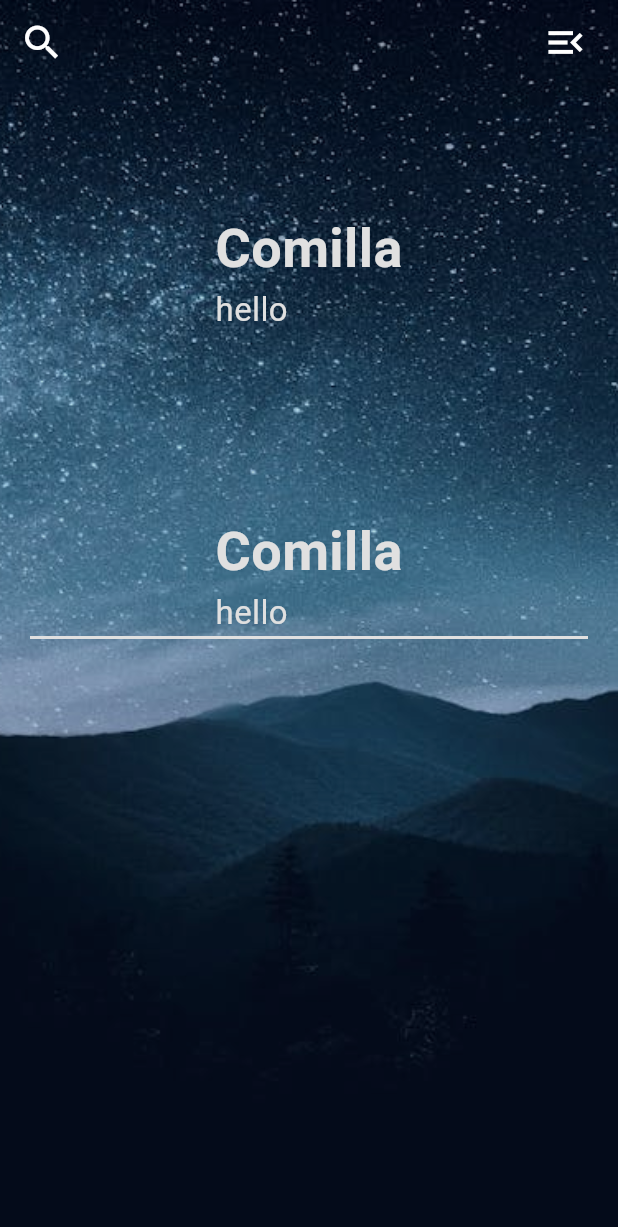
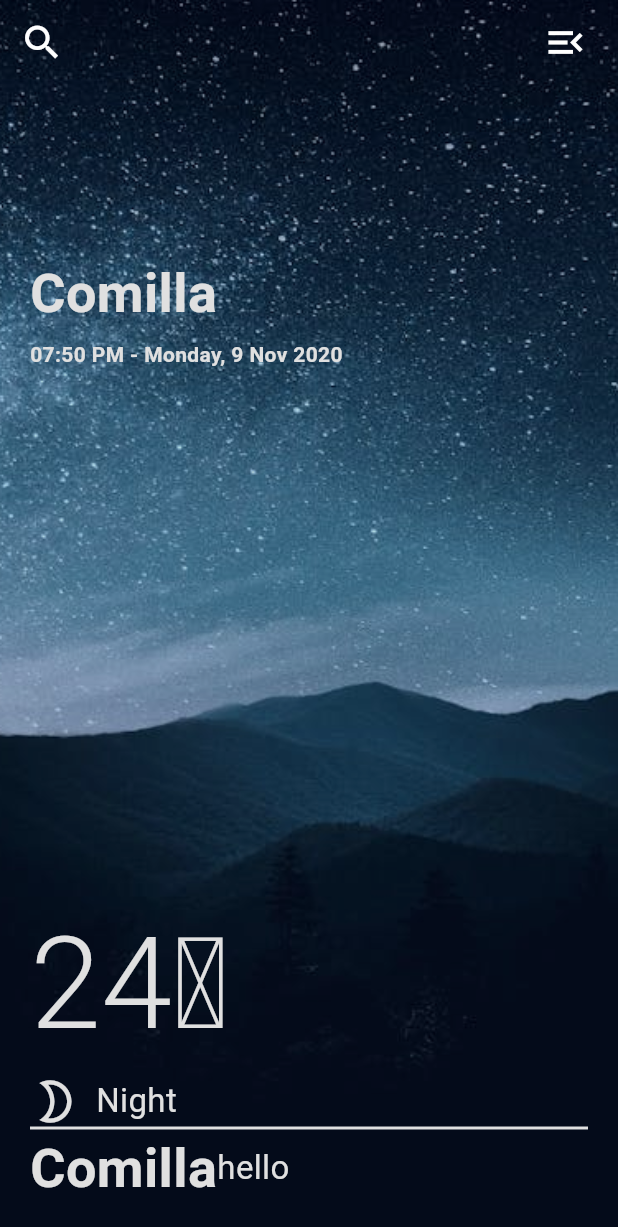
Before and after one commit to kakamrulhasan/Weath-App, a Flutter app: the screen it shows after launch, on a phone screen of 412 x 824 dp. Shown: the top 1227 px of the screen. Run offline on Flutter 3.47's test engine with Material 3 defaults, Android fonts, the phone set to English and light mode, and no system bars.

Commit message:
temprature_location

```diff
--- a/lib/weather_app.dart
+++ b/lib/weather_app.dart
@@ -52,13 +52,74 @@ class _WeatherAppState extends State<WeatherApp> {
             Container(
               padding: EdgeInsets.all(20),
               child: Column(
+                mainAxisAlignment: MainAxisAlignment.spaceBetween,
+                crossAxisAlignment: CrossAxisAlignment.start,
                 children: [
+                  Expanded(
+                    child: Column(
+                      mainAxisAlignment: MainAxisAlignment.spaceBetween,
+                      crossAxisAlignment: CrossAxisAlignment.start,
+                      children: [
+                        Column(
+                          crossAxisAlignment: CrossAxisAlignment.start,
+                          children: [
+                            SizedBox(height: 150, ),
+                            Text(
+                              'Comilla',
+                            style: TextStyle(
+                              color: Colors.white,
+                              fontSize: 36,
+                              fontWeight: FontWeight.bold,
+
+                            ) ),
+                            SizedBox(height: 5,),
+                            Text('07:50 PM - Monday, 9 Nov 2020',
+                            style: TextStyle(
+                              color: Colors.white,
+                              fontSize: 14,
+                              fontWeight: FontWeight.bold,
+                            ),)
+                          ],
+                        ),
+                        Column(
+                          crossAxisAlignment: CrossAxisAlignment.start,
+                          children: [
+                            Text(
+                              '24\u2103',
+                            style: TextStyle(
+                              color: Colors.white,
+                              fontSize: 85,
+                              fontWeight: FontWeight.w300,
+
+                            ), ),
+                            Row(
+                              children: [
+                                Icon(Icons.mode_night_outlined,color: Colors.white,size: 34,),
+                                SizedBox(width: 10,),
+                            Text('Night',
+                            style: TextStyle(
+                              color: Colors.white,
+                              fontSize: 22,
+                            ),),
+                              ],
+                            ),
+
+                          ],
+                        ),
+                      ],
+                    ),
+                  ),
                   Column(
                     children: [
-                      Column(
-                        crossAxisAlignment: CrossAxisAlignment.start,
+                      Container(
+                        decoration: BoxDecoration(
+                          border: Border.all(
+                            color: Colors.white
+                          )
+                        ),
+                      ),
+                      Row(
                         children: [
-                          SizedBox(height: 120, ),
                           Text(
                             'Comilla',
                           style: TextStyle(
@@ -75,38 +136,6 @@ class _WeatherAppState extends State<WeatherApp> {
                             fontSize: 22,
                           ),)
                         ],
-                      ),
-                      Column(
-                        crossAxisAlignment: CrossAxisAlignment.start,
-                        children: [
-                          SizedBox(height: 120, ),
-                          Text(
-                            'Comilla',
-                          style: TextStyle(
-                            color: Colors.white,
-                            fontSize: 36,
-                            fontWeight: FontWeight.bold,
-
-                          ),
-
-                          ),
-                          Text('hello',
-                          style: TextStyle(
-                            color: Colors.white,
-                            fontSize: 22,
-                          ),)
-                        ],
-                      ),
-                    ],
-                  ),
-                  Column(
-                    children: [
-                      Container(
-                        decoration: BoxDecoration(
-                          border: Border.all(
-                            color: Colors.white
-                          )
-                        ),
                       )
                     ],
                   )
```
